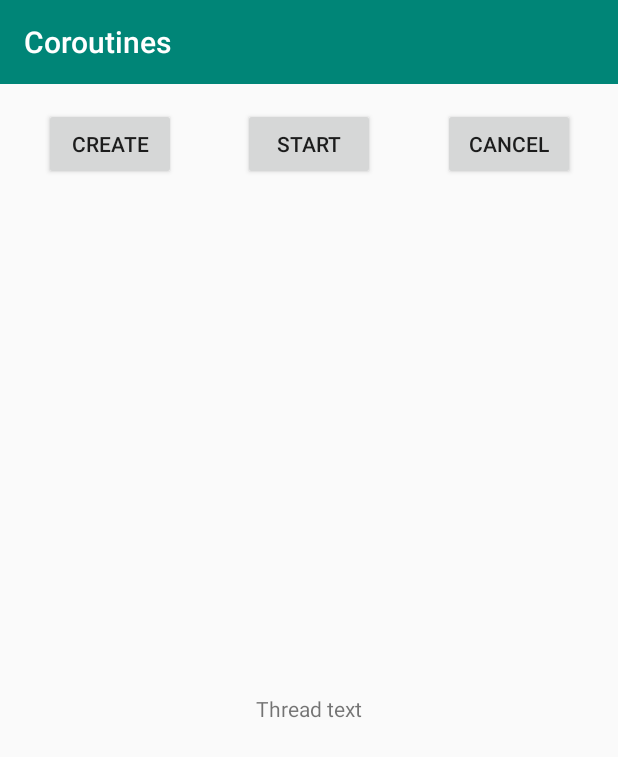
After one commit to Ant1kguild/Android_Academi_Minsk_Lesson4, an Android app: the FragmentCoroutines screen opened through its navigation route, on a phone screen of 412 x 824 dp. The commit adds this screen. Shown: the top 757 px of the screen. Run offline under Robolectric (Android 15) with nearby library versions, the phone set to English and light mode, and no system bars; our stand-ins replace data binding; libraries missing offline, so code that uses them is left out: org.koin.androidx; 2 statements that could not run were skipped.

Commit message:
+ coroutines simple

```diff
--- a/app/build.gradle
+++ b/app/build.gradle
@@ -73,8 +73,12 @@ dependencies {
     implementation 'com.jakewharton.rxbinding3:rxbinding-swiperefreshlayout:3.0.0'
     implementation 'com.jakewharton.rxbinding3:rxbinding-viewpager:3.0.0'
 
+    //Coroutines
+    implementation "org.jetbrains.kotlinx:kotlinx-coroutines-core:1.1.1"
+    implementation "org.jetbrains.kotlinx:kotlinx-coroutines-android:1.1.1"
+
     //Koin
     implementation 'org.koin:koin-android:2.0.1'
     implementation 'org.koin:koin-androidx-scope:2.0.1'
-    compile "org.jetbrains.kotlin:kotlin-reflect:1.3.50"
+    implementation "org.jetbrains.kotlin:kotlin-reflect:1.3.50"
 }
--- a/app/src/main/java/com/android/academi/fundamental/listadaptera/ui/fragments/FragmentListMovies.kt
+++ b/app/src/main/java/com/android/academi/fundamental/listadaptera/ui/fragments/FragmentListMovies.kt
@@ -16,6 +16,8 @@ import org.koin.androidx.scope.currentScope
 class FragmentListMovies : Fragment() {
     private lateinit var binding: FragmentListMoviesBinding
     private val listMoviesAdapter by currentScope.inject<ListMoviesAdapter>()
+
+
 
 
     override fun onCreateView(
--- /dev/null
+++ b/app/src/main/java/com/android/academi/fundamental/listadaptera/ui/fragments/threads_fragment/CounterCoroutinesTask.kt
@@ -0,0 +1,4 @@
+package com.android.academi.fundamental.listadaptera.ui.fragments.threads_fragment
+
+class CounterCoroutinesTask {
+}
--- /dev/null
+++ b/app/src/main/java/com/android/academi/fundamental/listadaptera/ui/fragments/threads_fragment/FragmentCoroutines.kt
@@ -0,0 +1,66 @@
+package com.android.academi.fundamental.listadaptera.ui.fragments.threads_fragment
+
+import android.os.Bundle
+import android.util.Log
+import android.view.LayoutInflater
+import android.view.View
+import android.view.ViewGroup
+import androidx.databinding.DataBindingUtil
+import androidx.fragment.app.Fragment
+import com.android.academi.fundamental.listadaptera.R
+import com.android.academi.fundamental.listadaptera.databinding.FragmentThreadsBinding
+import com.android.academi.fundamental.listadaptera.ui.StartActivity
+import kotlinx.coroutines.*
+import kotlin.coroutines.CoroutineContext
+
+
+class FragmentCoroutines : Fragment(), CoroutineScope {
+
+    private lateinit var binding: FragmentThreadsBinding
+    private var job: Job? = null
+
+    override val coroutineContext: CoroutineContext
+        get() = SupervisorJob()
+
+    override fun onCreateView(
+        inflater: LayoutInflater,
+        container: ViewGroup?,
+        savedInstanceState: Bundle?
+    ): View? {
+        binding = DataBindingUtil.inflate(inflater, R.layout.fragment_threads, container, false)
+
+        binding.btnCreate.setOnClickListener {
+            job = launch(context = Dispatchers.IO, start = CoroutineStart.LAZY) {
+                repeat(10) { counter ->
+                    setText(counter.toString())
+                    delay(500L)
+                }
+                setText("Done")
+            }
+            setText("Job create")
+        }
+
+        binding.btnStart.setOnClickListener {
+            job?.start()
+        }
+
+        binding.btnCancel.setOnClickListener {
+            job?.cancel()
+        }
+
+        (activity as StartActivity).setToolbarTitle(TOOLBAR_TITLE)
+
+        return binding.root
+    }
+
+    private fun setText(text: String) {
+        launch(Dispatchers.Main) {
+            binding.tvThreadText.text = text
+        }
+
+    }
+
+    companion object {
+        private const val TOOLBAR_TITLE = "Coroutines"
+    }
+}
--- /dev/null
+++ b/app/src/main/res/layout/fragment_threads.xml
@@ -0,0 +1,57 @@
+<?xml version="1.0" encoding="utf-8"?>
+<layout
+    xmlns:android="http://schemas.android.com/apk/res/android"
+    xmlns:app="http://schemas.android.com/apk/res-auto"
+    xmlns:tools="http://schemas.android.com/tools">
+
+
+    <androidx.constraintlayout.widget.ConstraintLayout
+        android:id="@+id/containerFragmentThreads"
+        android:layout_width="match_parent"
+        android:layout_height="match_parent">
+
+        <Button
+            android:id="@+id/btn_create"
+            android:layout_width="wrap_content"
+            android:layout_height="wrap_content"
+            android:layout_margin="16dp"
+            android:text="@string/create"
+            app:layout_constraintEnd_toStartOf="@+id/btn_start"
+            app:layout_constraintHorizontal_bias="0.5"
+            app:layout_constraintStart_toStartOf="parent"
+            app:layout_constraintTop_toTopOf="parent" />
+
+        <Button
+            android:id="@+id/btn_start"
+            android:layout_width="wrap_content"
+            android:layout_height="wrap_content"
+            android:layout_margin="16dp"
+            android:text="@string/start"
+            app:layout_constraintEnd_toStartOf="@+id/btn_cancel"
+            app:layout_constraintHorizontal_bias="0.5"
+            app:layout_constraintStart_toEndOf="@+id/btn_create"
+            app:layout_constraintTop_toTopOf="parent" />
+
+        <Button
+            android:id="@+id/btn_cancel"
+            android:layout_width="wrap_content"
+            android:layout_height="wrap_content"
+            android:layout_margin="16dp"
+            android:text="@string/cancel"
+            app:layout_constraintEnd_toEndOf="parent"
+            app:layout_constraintHorizontal_bias="0.5"
+            app:layout_constraintStart_toEndOf="@+id/btn_start"
+            app:layout_constraintTop_toTopOf="parent" />
+
+        <TextView
+            android:id="@+id/tv_threadText"
+            android:layout_width="wrap_content"
+            android:layout_height="wrap_content"
+            android:text="@string/thread_text"
+            app:layout_constraintBottom_toBottomOf="parent"
+            app:layout_constraintEnd_toEndOf="parent"
+            app:layout_constraintStart_toStartOf="parent"
+            app:layout_constraintTop_toBottomOf="@+id/btn_start" />
+
+    </androidx.constraintlayout.widget.ConstraintLayout>
+</layout>
--- a/app/src/main/res/navigation/navigation.xml
+++ b/app/src/main/res/navigation/navigation.xml
@@ -23,5 +23,31 @@
         <argument
             android:name="Position"
             app:argType="integer" />
+        <action
+            android:id="@+id/action_fragmentScreenSlide_to_fragmentCoroutines"
+            app:destination="@id/fragmentCoroutines" />
+        <action
+            android:id="@+id/action_fragmentScreenSlide_to_fragmentThreadHandler"
+            app:destination="@id/fragmentThreadHandler" />
+    </fragment>
+
+    <fragment
+        android:id="@+id/fragmentCoroutines"
+        android:name="com.android.academi.fundamental.listadaptera.ui.fragments.threads_fragment.FragmentCoroutines"
+        android:label="FragmentCoroutines"
+        tools:layout="@layout/fragment_threads">
+        <action
+            android:id="@+id/action_fragmentCoroutines_to_fragmentThreadHandler"
+            app:destination="@id/fragmentThreadHandler" />
+    </fragment>
+
+    <fragment
+        android:id="@+id/fragmentThreadHandler"
+        android:name="com.android.academi.fundamental.listadaptera.ui.fragments.threads_fragment.FragmentThreadHandler"
+        android:label="FragmentThreadHandler"
+        tools:layout="@layout/fragment_threads">
+        <action
+            android:id="@+id/action_fragmentThreadHandler_to_fragmentCoroutines"
+            app:destination="@id/fragmentCoroutines" />
     </fragment>
 </navigation>
--- a/app/src/main/res/values/strings.xml
+++ b/app/src/main/res/values/strings.xml
@@ -8,4 +8,8 @@
     <string name="overview_title">Overview:</string>
     <string name="coroutines">Coroutines</string>
     <string name="thread_handler">Thread Handler</string>
+    <string name="create">Create</string>
+    <string name="start">Start</string>
+    <string name="cancel">Cancel</string>
+    <string name="thread_text">Thread text</string>
 </resources>
```
Also changed, not shown: app/src/main/java/com/android/academi/fundamental/listadaptera/ui/StartActivity.kt (+7 -1 lines), app/src/main/java/com/android/academi/fundamental/listadaptera/ui/fragments/FragmentMovieDetails.kt (+14 -1 lines), app/src/main/java/com/android/academi/fundamental/listadaptera/ui/fragments/threads_fragment/FragmentThreadHandler.kt (added, +24 -0 lines), app/src/main/java/com/android/academi/fundamental/listadaptera/ui/fragments/threads_fragment/TaskEventsListener.kt (added, +9 -0 lines).
